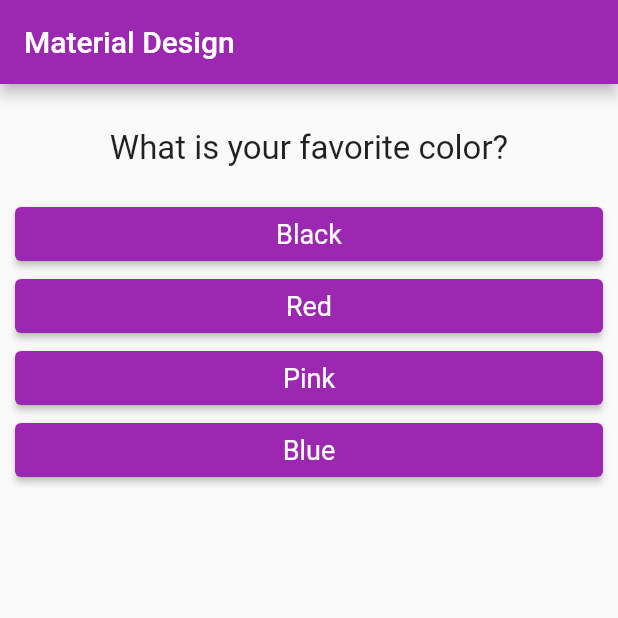
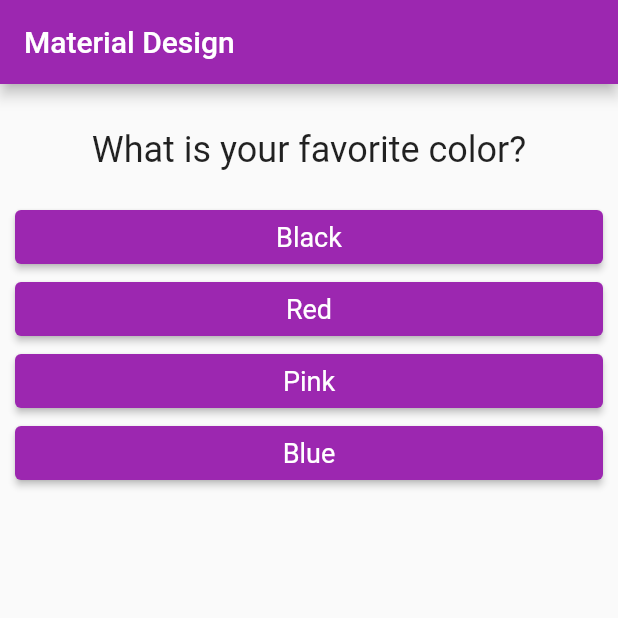
Before and after one commit to soikat77/quiz, a Flutter app: the screen it shows after launch, on a phone screen of 412 x 824 dp, the top half of it. Run offline on Flutter 3.47's test engine with Material 2 defaults, Android fonts, the phone set to English and light mode, and no system bars.

Commit message:
question limited with turnery operator quiz and result splited from main file

```diff
--- a/lib/main.dart
+++ b/lib/main.dart
@@ -1,7 +1,8 @@
 import 'package:flutter/material.dart';
+import 'package:quiz/quiz.dart';
 
-import './question.dart';
-import './answer.dart';
+import './quiz.dart';
+import './result.dart';
 
 void main() => runApp(MyApp());
 
@@ -11,18 +12,7 @@ class MyApp extends StatefulWidget {
 }
 
 class _MyAppState extends State<MyApp> {
-  var _questionIndex = 0;
-
-  void _answerQuestion() {
-    setState(() {
-      _questionIndex += 1;
-    });
-    print(_questionIndex);
-  }
-
-  @override
-  Widget build(BuildContext context) {
-    const questions = [
+  final _questions = const [
     {
       'questionText': 'What is your favorite color?',
       'answers': ['Black', 'Red', 'Pink', 'Blue'],
@@ -45,32 +35,30 @@ class _MyAppState extends State<MyApp> {
     },
   ];
 
+  var _questionIndex = 0;
+
+  void _answerQuestion() {
+    setState(() {
+      _questionIndex += 1;
+    });
+    print(_questionIndex);
+  }
+
+  @override
+  Widget build(BuildContext context) {
     return MaterialApp(
       home: Scaffold(
         appBar: AppBar(
           title: Text('Material Design'),
           backgroundColor: Colors.purple,
         ),
-        body: Container(
-          margin: EdgeInsets.all(10),
-          child: Column(
-            children: <Widget>[
-              // Question will set here
-              Question(
-                questions[_questionIndex]['questionText'] as String,
-              ),
-              // Answer will set here
-              ...(questions[_questionIndex]['answers'] as List<String>)
-                  .map((answer) {
-                return Answer(_answerQuestion, answer);
-              }).toList()
-              // Answer(_answerQuestion),
-              // Answer(_answerQuestion),
-              // Answer(_answerQuestion),
-              // Answer(_answerQuestion),
-            ],
-          ),
-        ),
+        body: _questionIndex < _questions.length
+            ? Quiz(
+                answerQuestion: _answerQuestion,
+                questionIndex: _questionIndex,
+                questions: _questions,
+              )
+            : Result(),
       ),
     );
   }
--- a/lib/question.dart
+++ b/lib/question.dart
@@ -12,7 +12,7 @@ class Question extends StatelessWidget {
       margin: EdgeInsets.all(20),
       child: Text(
         questionText,
-        style: TextStyle(fontSize: 22),
+        style: TextStyle(fontSize: 24),
         textAlign: TextAlign.center,
       ),
     );
--- /dev/null
+++ b/lib/quiz.dart
@@ -0,0 +1,33 @@
+import 'package:flutter/material.dart';
+
+import './question.dart';
+import './answer.dart';
+
+class Quiz extends StatelessWidget {
+  final List<Map<String, Object>> questions;
+  final int questionIndex;
+  final void Function() answerQuestion;
+
+  Quiz({
+    required this.questions,
+    required this.questionIndex,
+    required this.answerQuestion,
+  });
+  @override
+  Widget build(BuildContext context) {
+    return Container(
+      margin: EdgeInsets.all(10),
+      child: Column(
+        children: <Widget>[
+          Question(
+            questions[questionIndex]['questionText'] as String,
+          ),
+          ...(questions[questionIndex]['answers'] as List<String>)
+              .map((answer) {
+            return Answer(answerQuestion, answer);
+          }).toList()
+        ],
+      ),
+    );
+  }
+}
--- /dev/null
+++ b/lib/result.dart
@@ -0,0 +1,13 @@
+import 'package:flutter/material.dart';
+
+class Result extends StatelessWidget {
+
+  @override
+  Widget build(BuildContext context) {
+    return Container(
+      child: Center(
+        child: Text('You did it!'),
+      ),
+    );
+  }
+}
```
Lines whose indentation alone changed are shown as unchanged.
